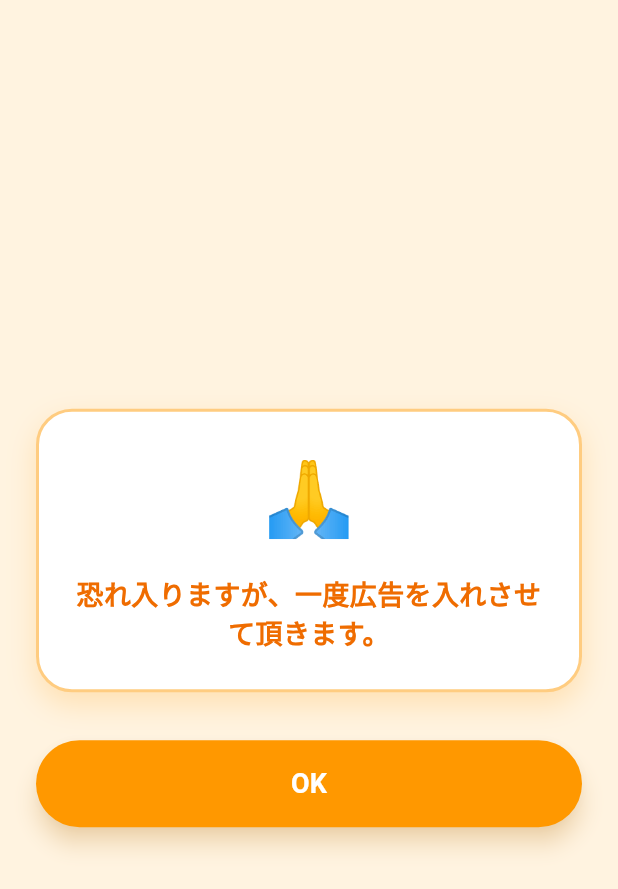
After one commit to 3balljugglerYu/katakanahanashi, a Flutter app: the AdNoticePage screen opened directly, on a phone screen of 412 x 824 dp. The commit adds this screen. Shown: the top 889 px of the screen. Run offline on Flutter 3.47's test engine with Material 3 defaults, Android fonts, the phone set to English and light mode, and no system bars; our stand-ins replace flutter_dotenv, flutter_hooks, freezed_annotation, get_it, google_mobile_ads, hooks_riverpod and 3 more; missing offline and left inert: particles_flutter; accounts and stored records are empty; Roboto replaces fonts that are missing (NotoSansJP).

```diff
--- /dev/null
+++ b/lib/ui/home/ad/ad_notice_page.dart
@@ -0,0 +1,93 @@
+import 'package:flutter/material.dart';
+
+import 'package:katakanahanashi/ui/home/ad/ad_display_page.dart';
+
+class AdNoticePage extends StatelessWidget {
+  const AdNoticePage({super.key});
+
+  @override
+  Widget build(BuildContext context) {
+    return WillPopScope(
+      onWillPop: () async => false,
+      child: Scaffold(
+        backgroundColor: Colors.orange.shade50,
+        body: SafeArea(
+          child: Center(
+            child: Padding(
+              padding: const EdgeInsets.symmetric(horizontal: 24),
+              child: Column(
+                mainAxisAlignment: MainAxisAlignment.center,
+                crossAxisAlignment: CrossAxisAlignment.center,
+                children: [
+                  Container(
+                    padding: const EdgeInsets.all(24),
+                    decoration: BoxDecoration(
+                      color: Colors.white,
+                      borderRadius: BorderRadius.circular(24),
+                      border: Border.all(
+                        color: Colors.orange.shade200,
+                        width: 2,
+                      ),
+                      boxShadow: [
+                        BoxShadow(
+                          color: Colors.orange.withValues(alpha: 0.2),
+                          blurRadius: 16,
+                          offset: const Offset(0, 8),
+                        ),
+                      ],
+                    ),
+                    child: Column(
+                      children: [
+                        const Text('🙏', style: TextStyle(fontSize: 48)),
+                        const SizedBox(height: 16),
+                        Text(
+                          '恐れ入りますが、一度広告を入れさせて頂きます。',
+                          style: TextStyle(
+                            fontSize: 18,
+                            fontWeight: FontWeight.w600,
+                            color: Colors.orange.shade800,
+                          ),
+                          textAlign: TextAlign.center,
+                        ),
+                      ],
+                    ),
+                  ),
+                  const SizedBox(height: 32),
+                  SizedBox(
+                    width: double.infinity,
+                    child: ElevatedButton(
+                      onPressed: () {
+                        Navigator.of(context).pushReplacement(
+                          MaterialPageRoute(
+                            builder: (context) => const AdDisplayPage(),
+                          ),
+                        );
+                      },
+                      style: ElevatedButton.styleFrom(
+                        backgroundColor: Colors.orange,
+                        foregroundColor: Colors.white,
+                        padding: const EdgeInsets.symmetric(vertical: 16),
+                        shape: RoundedRectangleBorder(
+                          borderRadius: BorderRadius.circular(30),
+                        ),
+                        elevation: 6,
+                        shadowColor: Colors.orange.withValues(alpha: 0.4),
+                      ),
+                      child: const Text(
+                        'OK',
+                        style: TextStyle(
+                          fontSize: 18,
+                          fontWeight: FontWeight.bold,
+                        ),
+                      ),
+                    ),
+                  ),
+                ],
+              ),
+            ),
+          ),
+        ),
+      ),
+    );
+  }
+}
```
Also changed, not shown: lib/ui/home/game/game_page.dart (+13 -10 lines), lib/ui/home/widgets/dialogs/completion_dialog.dart (deleted, +0 -74 lines).
